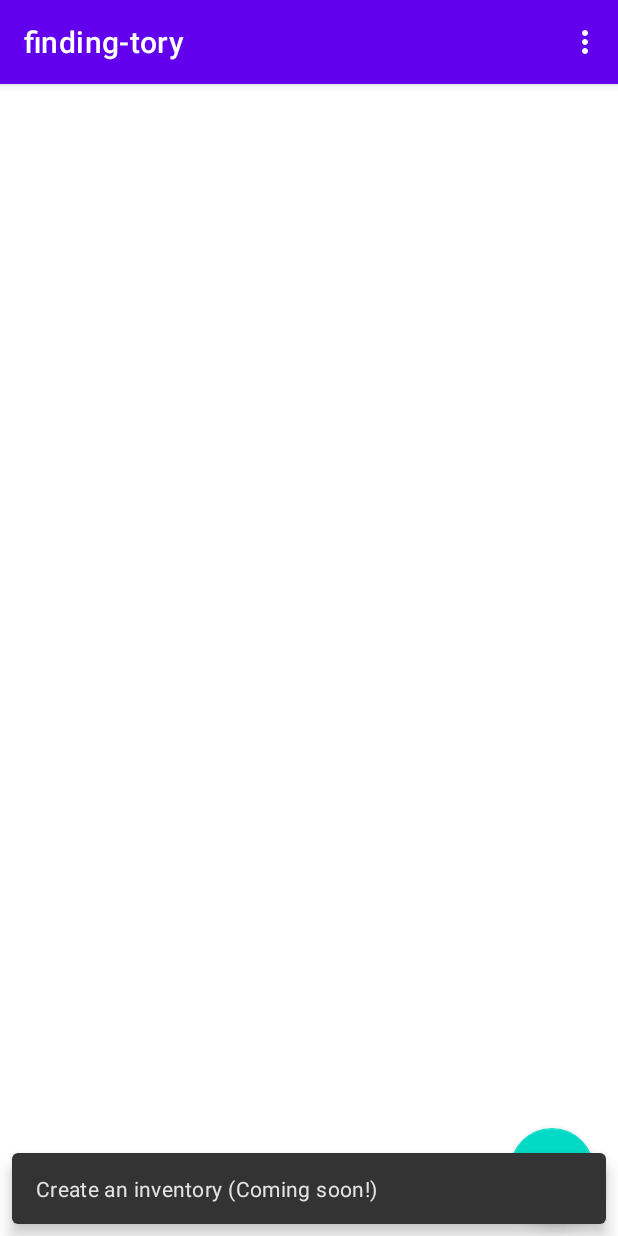
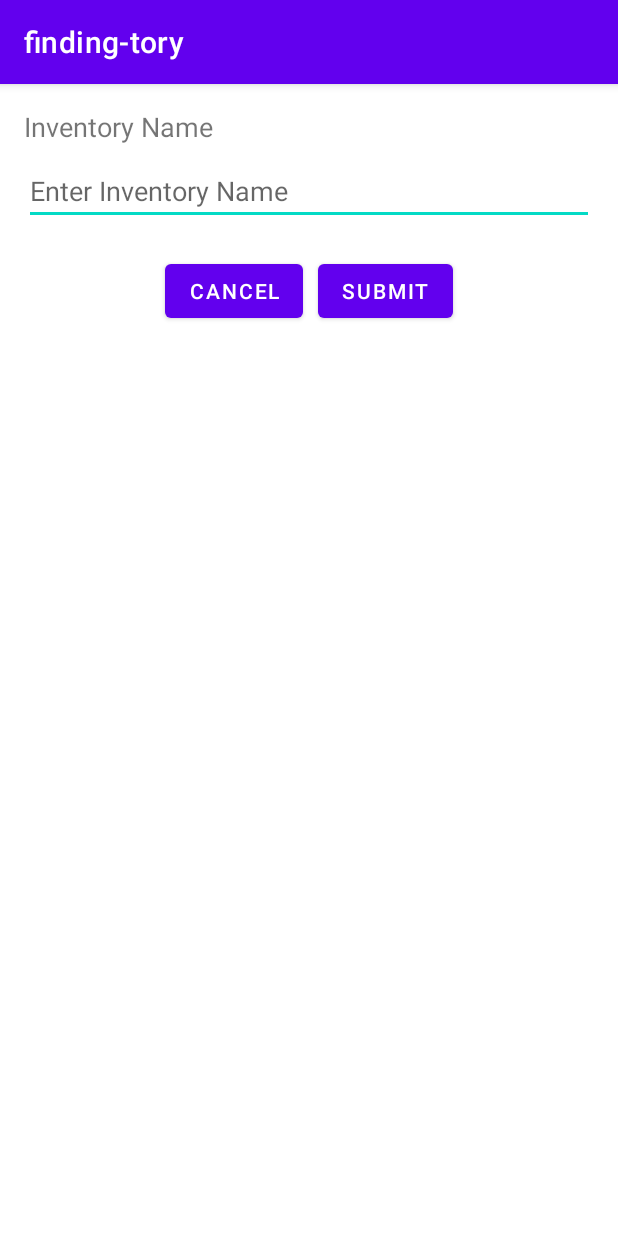
Before and after one commit to CMPUT301F23T12/finding-tory, an Android app: the LedgerFragment screen opened directly, with no data from a screen before it, after a tap on an icon or button, on a phone screen of 412 x 824 dp. Run offline under Robolectric (Android 15) with nearby library versions, the phone set to English and light mode, and no system bars; our stand-ins replace Firebase (no records; nobody signed in at launch, a user with empty details on screens opened directly), navigation-ui.

Commit message:
Adding an inventory is working

```diff
--- a/app/src/main/AndroidManifest.xml
+++ b/app/src/main/AndroidManifest.xml
@@ -50,6 +50,11 @@
         </activity>
 
         <activity
+            android:name=".UpsertInventoryViewActivity"
+            android:exported="false">
+        </activity>
+
+        <activity
             android:name=".CaptureAct"
             android:screenOrientation="portrait"
             android:theme="@style/zxing_CaptureTheme" />
--- a/app/src/main/java/com/example/finding_tory/ActivityCodes.java
+++ b/app/src/main/java/com/example/finding_tory/ActivityCodes.java
@@ -6,7 +6,7 @@ package com.example.finding_tory;
  * This enum provides a standardized way of identifying and handling different activity requests.
  */
 public enum ActivityCodes {
-    ADD_ITEM(0), EDIT_ITEM(1), DELETE_ITEM(2), CANCEL_ITEM(3), VIEW_ITEM(4);
+    ADD_ITEM(0), EDIT_ITEM(1), DELETE_ITEM(2), CANCEL_ITEM(3), VIEW_ITEM(4), ADD_INVENTORY(5);
 
     private int requestCode;
 
--- /dev/null
+++ b/app/src/main/java/com/example/finding_tory/UpsertInventoryViewActivity.java
@@ -0,0 +1,87 @@
+package com.example.finding_tory;
+
+import android.content.Intent;
+import android.os.Bundle;
+import android.view.View;
+import android.widget.Button;
+import android.widget.EditText;
+import android.widget.Toast;
+
+import androidx.appcompat.app.AppCompatActivity;
+
+import com.example.finding_tory.Inventory;
+
+import java.text.ParseException;
+import java.text.SimpleDateFormat;
+import java.util.Date;
+
+public class UpsertInventoryViewActivity extends AppCompatActivity {
+    private Button submit_button;
+    private Button cancel_button;
+    private String username;
+    private Inventory inventory;
+    private EditText inventory_text;
+    private boolean isAdd = true;
+
+    protected void onCreate(Bundle savedInstanceState) {
+        super.onCreate(savedInstanceState);
+        setContentView(R.layout.activity_upsert_inventory_view);
+        inventory_text = findViewById(R.id.inventoryNameText);
+        submit_button = findViewById(R.id.submit_button);
+        cancel_button = findViewById(R.id.cancel_button);
+
+        Bundle extras = getIntent().getExtras();
+        username = (String) extras.getSerializable("username");
+
+        submit_button.setOnClickListener(new View.OnClickListener() {
+            @Override
+            public void onClick(View view) {
+                // checks for error and makes sure required input is filled
+                String inventory_name = inventory_text.getText().toString();
+
+                if (inventory_name.equals("")) {
+                    // TODO: display error message on screen
+                    Toast toast = Toast.makeText(getApplicationContext(), "Inventory Name cannot be empty!", Toast.LENGTH_LONG);
+                    toast.show();
+                } else {
+                    Intent intent = new Intent();
+                    Inventory upsert_inventory = new Inventory(inventory_name);
+                    intent.putExtra("inventory_to_add", upsert_inventory);
+
+                    if (isAdd) {
+                        addInventoryToFirestore(upsert_inventory);
+                    } else {
+                        // TODO: Handling editing an inventory
+                    }
+                    setResult(RESULT_OK, intent); // sends item back to parent activity
+                    finish();
+                }
+            }
+        });
+
+        /**
+         * Will go back to parent activity
+         */
+        cancel_button.setOnClickListener(new View.OnClickListener() {
+            @Override
+            public void onClick(View view) {
+                setResult(RESULT_CANCELED);
+                finish();
+            }
+        });
+    }
+
+    /**
+     * Adds an Inventory to Firestore inventories collection.
+     *
+     * @param inventory The Inventory to be added to Firestore.
+     */
+    private void addInventoryToFirestore(Inventory inventory) {
+        if (!FirestoreDB.isDebugMode()) {
+            FirestoreDB.getInventoriesRef(username).document(inventory.getInventoryName()).set(inventory).addOnSuccessListener(aVoid -> {
+                // Item added successfully
+                Toast.makeText(UpsertInventoryViewActivity.this, "Inventory added successfully!", Toast.LENGTH_SHORT).show();
+            });
+        }
+    }
+}
--- a/app/src/main/java/com/example/finding_tory/ui/ledger/LedgerFragment.java
+++ b/app/src/main/java/com/example/finding_tory/ui/ledger/LedgerFragment.java
@@ -1,4 +1,6 @@
 package com.example.finding_tory.ui.ledger;
+
+import static android.app.Activity.RESULT_OK;
 
 import android.content.Intent;
 import android.os.Bundle;
@@ -11,10 +13,14 @@ import android.widget.ListView;
 import androidx.annotation.NonNull;
 import androidx.fragment.app.Fragment;
 
+import com.example.finding_tory.ActivityCodes;
 import com.example.finding_tory.FirestoreDB;
 import com.example.finding_tory.Inventory;
 import com.example.finding_tory.InventoryViewActivity;
+import com.example.finding_tory.Item;
 import com.example.finding_tory.LedgerAdapter;
+import com.example.finding_tory.UpsertInventoryViewActivity;
+import com.example.finding_tory.UpsertViewActivity;
 import com.example.finding_tory.databinding.FragmentLedgerBinding;
 import com.google.android.material.floatingactionbutton.FloatingActionButton;
 import com.google.android.material.snackbar.Snackbar;
@@ -98,7 +104,10 @@ public class LedgerFragment extends Fragment {
             @Override
             public void onClick(View view) {
                 // TODO allow creation of new, unrelated inventories
-                Snackbar.make(view, "Create an inventory (Coming soon!)", Snackbar.LENGTH_LONG).setAction("Action", null).show();
+                Intent editItemIntent = new Intent(getActivity(), UpsertInventoryViewActivity.class);
+                editItemIntent.putExtra("username", username);
+                startActivityForResult(editItemIntent, ActivityCodes.ADD_INVENTORY.getRequestCode());
+//                Snackbar.make(view, "Create an inventory (Coming soon!)", Snackbar.LENGTH_LONG).setAction("Action", null).show();
             }
         });
 
@@ -124,9 +133,15 @@ public class LedgerFragment extends Fragment {
     @Override
     public void onActivityResult(int requestCode, int resultCode, Intent data) {
         super.onActivityResult(requestCode, resultCode, data);
-        if (requestCode == 1) {
-            fetchUserInventories();
-            ledgerAdapter.notifyDataSetChanged();
+        // adding new item to list once user submits new item
+        if (requestCode == ActivityCodes.ADD_INVENTORY.getRequestCode()) {
+            if (resultCode == RESULT_OK) {
+                assert data != null;
+                Inventory selectedInventory = (Inventory) data.getSerializableExtra("inventory_to_add");
+                assert selectedInventory != null;
+                inventories.add(selectedInventory);
+                ledgerAdapter.notifyDataSetChanged();
+            }
         }
     }
 
--- /dev/null
+++ b/app/src/main/res/layout/activity_upsert_inventory_view.xml
@@ -0,0 +1,47 @@
+<?xml version="1.0" encoding="utf-8"?>
+<LinearLayout
+    xmlns:android="http://schemas.android.com/apk/res/android"
+    android:layout_width="match_parent"
+    android:layout_height="match_parent"
+    android:orientation="vertical"
+    android:padding="16dp">
+
+    <!-- Label for Inventory Name -->
+    <TextView
+        android:layout_width="wrap_content"
+        android:layout_height="wrap_content"
+        android:text="Inventory Name"
+        android:textSize="18sp"
+        android:layout_marginBottom="8dp"/>
+
+    <!-- Inventory Name Input Field -->
+    <EditText
+        android:id="@+id/inventoryNameText"
+        android:layout_width="match_parent"
+        android:layout_height="wrap_content"
+        android:hint="Enter Inventory Name"/>
+
+    <!-- Container for Buttons -->
+    <LinearLayout
+        android:layout_width="match_parent"
+        android:layout_height="wrap_content"
+        android:orientation="horizontal"
+        android:gravity="center_horizontal"
+        android:layout_marginTop="20dp">
+
+        <!-- Cancel Button -->
+        <Button
+            android:id="@+id/cancel_button"
+            android:layout_width="wrap_content"
+            android:layout_height="wrap_content"
+            android:text="Cancel"
+            android:layout_marginEnd="10dp"/>
+
+        <!-- Submit Button -->
+        <Button
+            android:id="@+id/submit_button"
+            android:layout_width="wrap_content"
+            android:layout_height="wrap_content"
+            android:text="Submit"/>
+    </LinearLayout>
+</LinearLayout>
```
